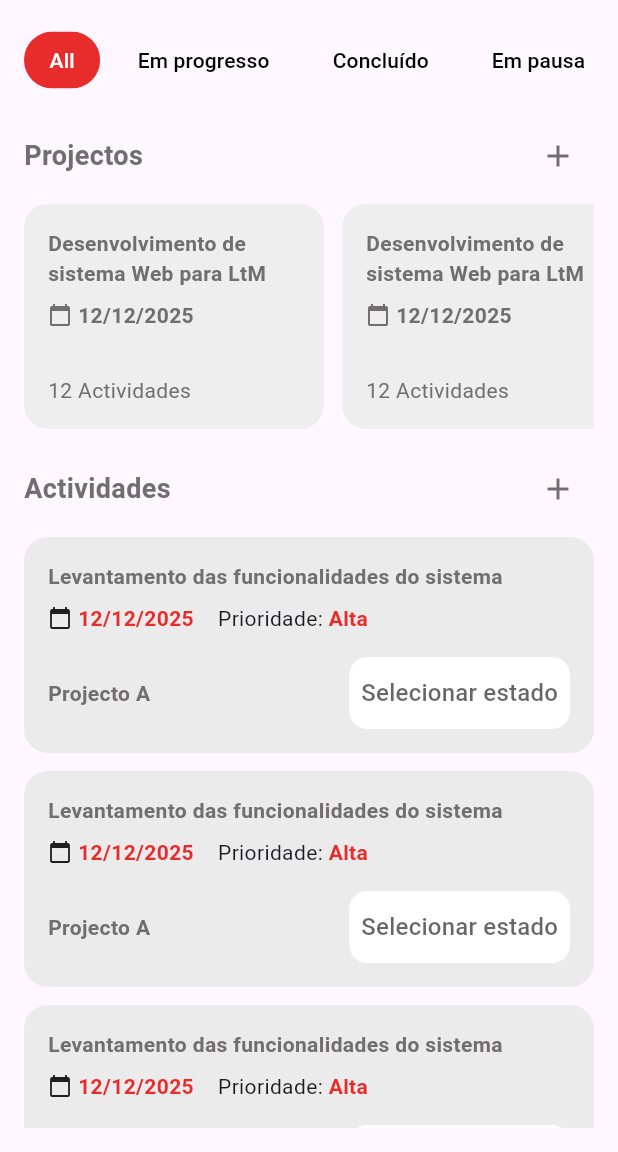
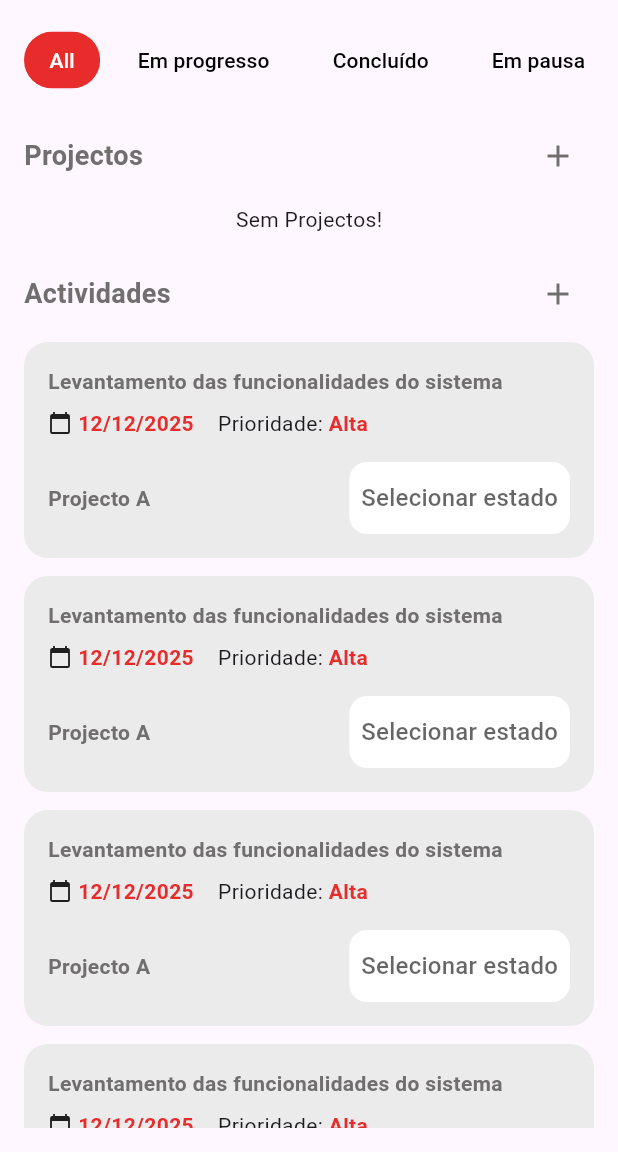
Before and after one commit to HermonYurandaCruz/PlanXD, a Flutter app: the screen it shows after launch, on a phone screen of 412 x 824 dp, the part 84-1236 px from its top. Run offline on Flutter 3.47's test engine with Material 3 defaults, Android fonts, the phone set to English and light mode, and no system bars; our stand-ins replace flutter_svg, go_router, sqflite; accounts and stored records are empty.

Commit message:
Add: refactor do newProject, criada tela de detalhes de projecto, lista dinamica dos projectos

```diff
--- a/lib/main.dart
+++ b/lib/main.dart
@@ -2,6 +2,7 @@
 import 'package:go_router/go_router.dart';
 import 'package:path/path.dart';
 import 'package:plan_xd/views/telas/newProject_screen.dart';
+import 'package:plan_xd/views/telas/projectDatail_screen.dart';
 import 'views/telas/home_screen.dart';
 import 'views/telas/projetos_screen.dart';
 
@@ -21,7 +22,12 @@
         builder: (context, state) => ProjetosScreen(),
       ),
       GoRoute(path: '/new_project',
-      builder:(context,state)=> AdicionarProjectoPage())
+      builder:(context,state)=> AdicionarProjectoPage()
+      ),
+      GoRoute(
+        path: '/detail_project',
+        builder: (context, state) => DetalhesProjecto(),
+      ),
     ],
   );
 
--- a/lib/views/telas/home_screen.dart
+++ b/lib/views/telas/home_screen.dart
@@ -1,12 +1,38 @@
 import 'package:flutter/material.dart';
 import 'package:flutter_svg/flutter_svg.dart';
 import 'package:go_router/go_router.dart';
+import 'package:intl/intl.dart';
+import 'package:plan_xd/DB/db_helper.dart';
+import 'package:plan_xd/models/projeto.dart';
 
 import '../../models/ColorItem.dart';
 
-class HomeScreen extends StatelessWidget  {
+class HomeScreen extends StatefulWidget   {
 
   const HomeScreen({super.key});
+
+  @override
+  _HomeScreen createState() => _HomeScreen();
+}
+
+class _HomeScreen extends State<HomeScreen> {
+  List<Projeto> _projetoList = [];
+  DBHelper _helperProjecto = DBHelper();
+  bool _loading = true;
+
+  @override
+  void initState() {
+    super.initState();
+    _helperProjecto.getProjetos().then((list) {
+      setState(() {
+        _projetoList = list;
+        _loading = false;
+      });
+      _projetoList.forEach((projeto) {
+        print('Projeto: ${projeto.nome}, Data de fim: ${projeto.dateEnd}');
+      });
+    });
+  }
 
 
 
@@ -98,7 +124,7 @@ class HomeScreen extends StatelessWidget  {
         Text(title, style: const TextStyle(fontSize: 18, color: Color(0xFF706E6F) ,fontWeight: FontWeight.bold)),
 
         IconButton(
-          onPressed: () => context.push('/new_project'),
+          onPressed: () => context.go('/new_project'),
           icon: const Icon(Icons.add),color: Color(0xFF706E6F),
         ),
       ],
@@ -106,46 +132,77 @@ class HomeScreen extends StatelessWidget  {
   }
 
   Widget _buildProjetosList() {
+    if (_projetoList.isEmpty) {
+      return Center(
+        child: _loading ? CircularProgressIndicator() : Text("Sem Projectos!"),
+      );
+    } else {
       return SizedBox(
-      height: 150,
+        height: 200,
         child: ListView.builder(
-        scrollDirection: Axis.horizontal,
-        itemCount: 2, // exemplo
-        itemBuilder: (context, index) {
-          return _buildProjetoCard(context);
-        },
+          scrollDirection: Axis.horizontal, // <- IMPORTANTE!
+          itemCount: _projetoList.length,
+          itemBuilder: (context, index) => _buildProjetoCard(context, index),
         ),
       );
     }
+  }
 
-  Widget _buildProjetoCard(BuildContext context) {
-    return Container(
+
+
+  Widget _buildProjetoCard(BuildContext context, int index) {
+    final project = _projetoList[index];
+    return InkWell(
+      onTap: () {
+        context.go('/detail_project');
+        // Aqui defines o que acontece ao clicar no projeto
+        print('Projeto clicado: ${project.nome}');
+        // Exemplo: navegar para outra tela
+        // context.push('/detalhes_projeto', extra: project);
+      },
+      borderRadius: BorderRadius.circular(16),
+      child: Container(
         width: 200,
         margin: const EdgeInsets.only(right: 12),
         padding: const EdgeInsets.all(16),
         decoration: BoxDecoration(
-        color: Colors.grey[200],
+          color: Color(0xFFEBEBEB),
           borderRadius: BorderRadius.circular(16),
         ),
         child: Column(
           crossAxisAlignment: CrossAxisAlignment.start,
-        children: const [
-          Text('Desenvolvimento de sistema Web para LtM',
-              style: TextStyle(fontWeight: FontWeight.bold, color: Color(0xFF706E6F))),
-          SizedBox(height: 8),
+          children: [
+            Text(
+              project.nome,
+              style: const TextStyle(
+                fontSize: 16,
+                fontWeight: FontWeight.bold,
+                color: Color(0xFF706E6F),
+              ),
+            ),
+            const SizedBox(height: 16),
             Row(
               children: [
-              Icon(Icons.calendar_today,color: Color(0xFF706E6F), size: 16),
+                Icon(Icons.calendar_today, color: Color(0xFF706E6F), size: 16),
                 SizedBox(width: 4),
-              Text('12/12/2025', style: TextStyle(fontWeight: FontWeight.bold,color: Color(0xFF706E6F)),),
-
+                Text(
+                  DateFormat('dd/MM/yyyy').format(project.dateEnd),
+                  style: TextStyle(
+                    fontWeight: FontWeight.bold,
+                    color: Color(0xFF706E6F),
+                  ),
+                ),
               ],
             ),
-          Spacer(),
-          Text( '12 Actividades', style: TextStyle(
-              color: Color(0xFF706E6F)
-          )),
+            const Spacer(),
+            Text(
+              '${project.numeroAtividades} Actividades',
+              style: TextStyle(
+                color: Color(0xFF706E6F),
+              ),
+            ),
           ],
+        ),
       ),
     );
   }
@@ -249,5 +306,4 @@ class HomeScreen extends StatelessWidget  {
       ),
     );
   }
-
 }
--- a/pubspec.yaml
+++ b/pubspec.yaml
@@ -35,6 +35,8 @@ dependencies:
   path: ^1.9.0
   go_router: ^12.1.1
   flutter_svg: ^2.0.7
+  intl: ^0.19.0
+
 
   # The following adds the Cupertino Icons font to your application.
   # Use with the CupertinoIcons class for iOS style icons.
```
Also changed, not shown: lib/views/telas/newProject_screen.dart (+3 -5 lines), lib/views/telas/projectDatail_screen.dart (+122 -0 lines), pubspec.lock. Lines whose indentation alone changed are shown as unchanged.
